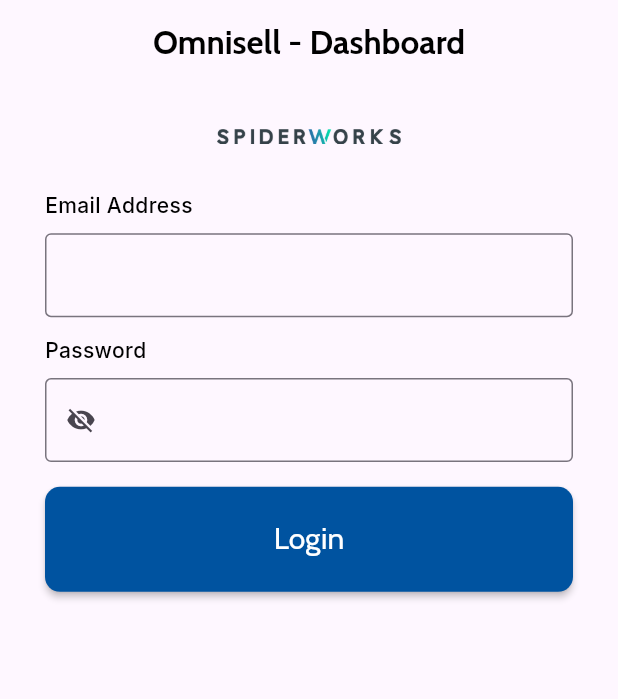
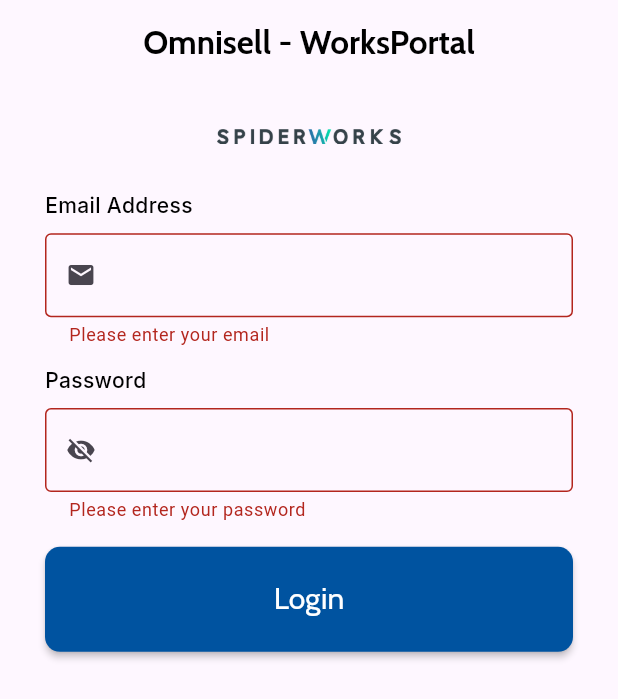
Before and after one commit to nithaparveen/omnisell_worksportal, a Flutter app: the screen it shows after launch, after a tap on "Login", on a phone screen of 412 x 824 dp. Shown: the top 699 px of the screen. Run offline on Flutter 3.47's test engine with Material 3 defaults, Android fonts, the phone set to English and light mode, and no system bars; our stand-ins replace another_flushbar, firebase_core, flutter_slidable, google_fonts, loading_animation_widget, persistent_bottom_nav_bar and 1 more; missing offline and left inert: onesignal_flutter; accounts and stored records are empty.

```diff
--- a/lib/presentation/bottom_navigation_screen/view/bottom_navigation_screen.dart
+++ b/lib/presentation/bottom_navigation_screen/view/bottom_navigation_screen.dart
@@ -1,7 +1,7 @@
 import 'package:flutter/material.dart';
 import 'package:omnisell_worksportal/core/constants/textstyles.dart';
 import 'package:omnisell_worksportal/presentation/attendance_screen/view/attendance_screen.dart';
-import 'package:omnisell_worksportal/presentation/custom_dashboard_screen/view/custom_dashboard_screen.dart';
+// import 'package:omnisell_worksportal/presentation/custom_dashboard_screen/view/custom_dashboard_screen.dart';
 import 'package:omnisell_worksportal/presentation/home_screen/view/home_screen.dart';
 import 'package:omnisell_worksportal/presentation/project_screen/view/project_screen.dart';
 import 'package:persistent_bottom_nav_bar/persistent_bottom_nav_bar.dart';
@@ -51,7 +51,7 @@
       HomeScreen(userId: userId),
       const AttendanceScreen(),
       const ProjectScreen(),
-      const CustomDashboardScreen()
+      // const CustomDashboardScreen()
     ];
   }
 
@@ -81,13 +81,13 @@
         activeColorPrimary: const Color(0xff2c74a4),
         inactiveColorPrimary: Colors.grey,
       ),
-      PersistentBottomNavBarItem(
-        icon: const Icon(Icons.dashboard_customize_rounded, size: 18),
-        title: "Dashboard",
-        textStyle: GLTextStyles.cabinStyle(size: 14, weight: FontWeight.w500),
-        activeColorPrimary: const Color(0xff2c74a4),
-        inactiveColorPrimary: Colors.grey,
-      ),
+      // PersistentBottomNavBarItem(
+      //   icon: const Icon(Icons.dashboard_customize_rounded, size: 18),
+      //   title: "Dashboard",
+      //   textStyle: GLTextStyles.cabinStyle(size: 14, weight: FontWeight.w500),
+      //   activeColorPrimary: const Color(0xff2c74a4),
+      //   inactiveColorPrimary: Colors.grey,
+      // ),
     ];
   }
 }
--- a/lib/presentation/login_screen/view/login_screen.dart
+++ b/lib/presentation/login_screen/view/login_screen.dart
@@ -2,7 +2,6 @@
 import 'package:omnisell_worksportal/core/constants/textstyles.dart';
 import 'package:omnisell_worksportal/presentation/login_screen/controller/login_controller.dart';
 import 'package:provider/provider.dart';
-
 import '../../../core/constants/colors.dart';
 
 class LoginScreen extends StatefulWidget {
@@ -13,8 +12,18 @@
 }
 
 class _LoginScreenState extends State<LoginScreen> {
-  var emailController = TextEditingController();
-  var passwordController = TextEditingController();
+  final _formKey = GlobalKey<FormState>();
+  final emailController = TextEditingController();
+  final passwordController = TextEditingController();
+
+  final emailRegex = RegExp(r'^[\w-\.]+@([\w-]+\.)+[\w-]{2,4}$');
+
+  @override
+  void dispose() {
+    emailController.dispose();
+    passwordController.dispose();
+    super.dispose();
+  }
 
   @override
   Widget build(BuildContext context) {
@@ -22,7 +31,7 @@
     return Scaffold(
       appBar: AppBar(
         title: Text(
-          "Omnisell - Dashboard",
+          "Omnisell - WorksPortal",
           style: GLTextStyles.cabinStyle(size: 22),
         ),
         centerTitle: true,
@@ -31,6 +40,8 @@
       body: SingleChildScrollView(
         child: Padding(
           padding: const EdgeInsets.only(left: 30, right: 30, top: 30),
+          child: Form(
+            key: _formKey,
             child: Column(
               crossAxisAlignment: CrossAxisAlignment.start,
               children: [
@@ -43,26 +54,36 @@
                 SizedBox(height: size.width * .075),
                 Text(
                   "Email Address",
-                style:
-                    GLTextStyles.interStyle(size: 14, weight: FontWeight.w500),
+                  style: GLTextStyles.interStyle(size: 14, weight: FontWeight.w500),
                 ),
                 SizedBox(height: size.width * .02),
                 TextFormField(
                   controller: emailController,
+                  keyboardType: TextInputType.emailAddress,
                   decoration: const InputDecoration(
+                    prefixIcon: Icon(Icons.mail, size: 20),
                     border: OutlineInputBorder(
                       borderSide: BorderSide(width: 1, color: Color(0xff1A3447)),
                     ),
                   ),
+                  validator: (value) {
+                    if (value == null || value.isEmpty) {
+                      return 'Please enter your email';
+                    }
+                    if (!emailRegex.hasMatch(value)) {
+                      return 'Please enter a valid email';
+                    }
+                    return null;
+                  },
                 ),
                 SizedBox(height: size.width * .03),
                 Text(
                   "Password",
-                style:
-                    GLTextStyles.interStyle(size: 14, weight: FontWeight.w500),
+                  style: GLTextStyles.interStyle(size: 14, weight: FontWeight.w500),
                 ),
                 SizedBox(height: size.width * .02),
-              Consumer<LoginController>(builder: (context, controller, _) {
+                Consumer<LoginController>(
+                  builder: (context, controller, _) {
                     return TextFormField(
                       obscureText: controller.visibility,
                       obscuringCharacter: '*',
@@ -73,39 +94,49 @@
                             controller.onPressed();
                           },
                           icon: Icon(
-                          controller.visibility == true
-                              ? Icons.visibility_off
-                              : Icons.visibility,
-                          size: 20),
+                            controller.visibility ? Icons.visibility_off : Icons.visibility,
+                            size: 20,
+                          ),
                         ),
                         border: const OutlineInputBorder(
-                      borderSide:
-                          BorderSide(width: 1, color: Color(0xff1A3447)),
+                          borderSide: BorderSide(width: 1, color: Color(0xff1A3447)),
                         ),
                       ),
+                      validator: (value) {
+                        if (value == null || value.isEmpty) {
+                          return 'Please enter your password';
+                        }
+                        return null;
+                      },
                     );
-              }),
-              SizedBox(
-                height: size.width * .04,
+                  },
                 ),
+                SizedBox(height: size.width * .04),
                 SizedBox(
                   height: size.height * 0.085,
                   width: size.width * 0.95,
                   child: MaterialButton(
                     shape: RoundedRectangleBorder(
-                      borderRadius: BorderRadiusDirectional.circular(10)),
+                      borderRadius: BorderRadiusDirectional.circular(10),
+                    ),
                     color: ColorTheme.lightBlue,
                     onPressed: () {
+                      if (_formKey.currentState!.validate()) {
                         Provider.of<LoginController>(context, listen: false)
-                        .onLogin(emailController.text.trim(),
-                            passwordController.text.trim(), context);
+                            .onLogin(
+                          emailController.text.trim(),
+                          passwordController.text.trim(),
+                          context,
+                        );
+                      }
                     },
                     child: Text(
                       "Login",
                       style: GLTextStyles.cabinStyle(
                         color: ColorTheme.white,
                         size: 20,
-                        weight: FontWeight.w400),
+                        weight: FontWeight.w400,
+                      ),
                     ),
                   ),
                 ),
@@ -113,6 +144,7 @@
             ),
           ),
         ),
+      ),
     );
   }
 }
--- a/lib/presentation/project_screen/view/project_screen.dart
+++ b/lib/presentation/project_screen/view/project_screen.dart
@@ -45,9 +45,11 @@
   }
 
   void fetchData() async {
+    WidgetsBinding.instance.addPostFrameCallback((_) {
     final projectController =
         Provider.of<ProjectController>(context, listen: false);
-    await projectController.fetchProjects(context);
+     projectController.fetchProjects(context);
+        });
   }
 
   void onScroll() {
```
Also changed, not shown: lib/presentation/home_screen/controller/home_controller.dart (+18 -7 lines), lib/presentation/home_screen/view/home_screen.dart (+68 -70 lines), lib/presentation/profile_screen/view/profile_screen.dart (+25 -8 lines), lib/main.dart (line endings or trailing spaces), pubspec.lock, 11 other files. Lines whose indentation alone changed are shown as unchanged.
